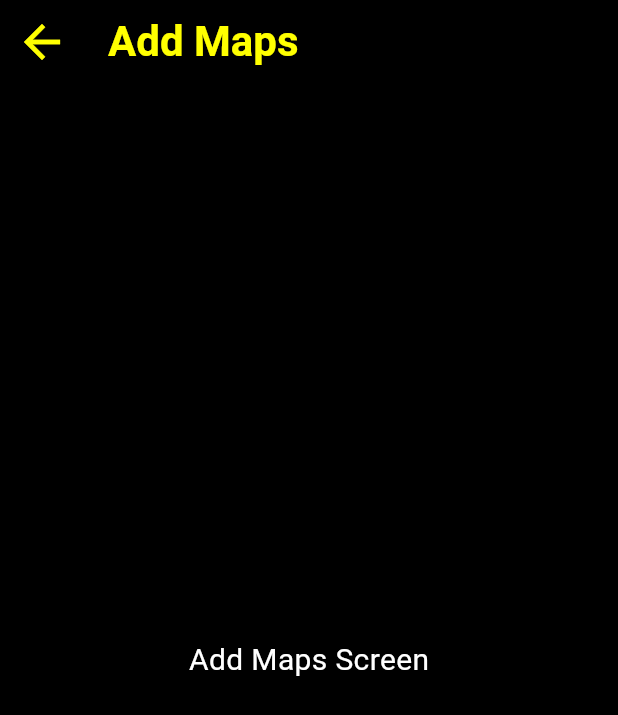
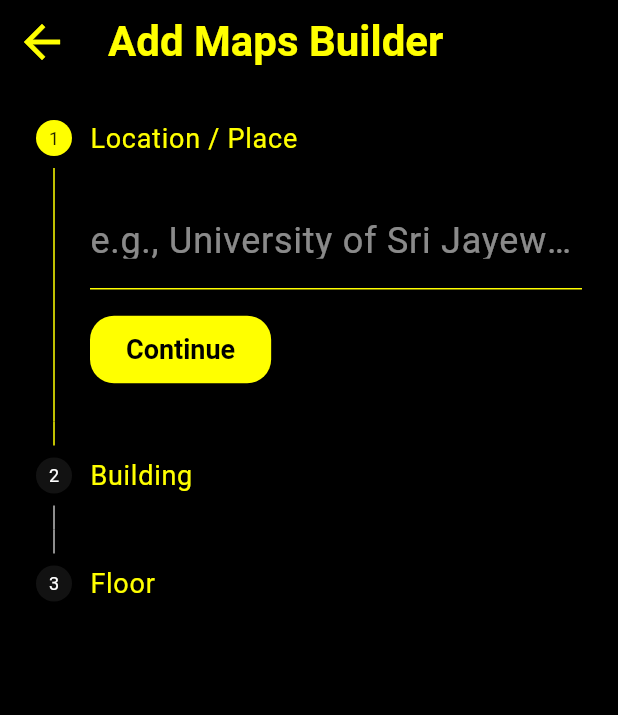
Before and after one commit to Kulith-Renuja/Navigation-system, a Flutter app: the AddMapsScreen screen opened directly, on a phone screen of 412 x 824 dp. Shown: the top 715 px of the screen. Run offline on Flutter 3.47's test engine with Material 3 defaults, Android fonts, the phone set to English and light mode, and no system bars; our stand-ins replace cloud_firestore, firebase_auth, firebase_core; accounts and stored records are empty.

Commit message:
Phase 3A  is complete! and tested: Build the Data Models (the "Brain" of the map) and the UI flow (Location -> Building -> Floor).

```diff
--- a/lib/screens/add_maps_screen.dart
+++ b/lib/screens/add_maps_screen.dart
@@ -1,17 +1,191 @@
 import 'package:flutter/material.dart';
 
-class AddMapsScreen extends StatelessWidget {
+class AddMapsScreen extends StatefulWidget {
   const AddMapsScreen({super.key});
 
   @override
+  State<AddMapsScreen> createState() => _AddMapsScreenState();
+}
+
+class _AddMapsScreenState extends State<AddMapsScreen> {
+  int _currentStep = 0;
+
+  final _locationController = TextEditingController();
+  final _buildingController = TextEditingController();
+  final _floorController = TextEditingController();
+
+  bool _isGraphBuilderActive = false;
+
+  @override
+  void dispose() {
+    _locationController.dispose();
+    _buildingController.dispose();
+    _floorController.dispose();
+    super.dispose();
+  }
+
+  void _startMapping() {
+    final location = _locationController.text.trim();
+    final building = _buildingController.text.trim();
+    final floor = _floorController.text.trim();
+
+    if (location.isNotEmpty && building.isNotEmpty && floor.isNotEmpty) {
+      debugPrint('--- Map Metadata ---');
+      debugPrint('Location: $location');
+      debugPrint('Building: $building');
+      debugPrint('Floor: $floor');
+      debugPrint('--------------------');
+
+      setState(() {
+        _isGraphBuilderActive = true;
+      });
+    } else {
+      ScaffoldMessenger.of(context).showSnackBar(
+        SnackBar(
+          content: const Text(
+            'Please fill out all fields.',
+            style: TextStyle(fontSize: 18, color: Colors.white),
+          ),
+          backgroundColor: Colors.red[800], // High-contrast red background
+        ),
+      );
+    }
+  }
+
+  @override
   Widget build(BuildContext context) {
+    // Avoid const on Scaffold if it has dynamic visual state updates
     return Scaffold(
-      appBar: AppBar(title: Semantics(header: true, child: Text('Add Maps'))),
-      body: Center(
-        child: Semantics(
-          label: 'This is the Add Maps screen placeholder',
-          child: const Text('Add Maps Screen'),
+      appBar: AppBar(
+        title: const Text('Add Maps Builder'),
+      ),
+      body: _isGraphBuilderActive ? _buildGraphPlaceholder() : _buildStepper(),
+    );
+  }
+
+  Widget _buildGraphPlaceholder() {
+    return const Center(
+      child: Column(
+        mainAxisAlignment: MainAxisAlignment.center,
+        children: [
+          Icon(Icons.map, size: 80, color: Colors.yellowAccent),
+          SizedBox(height: 20),
+          Text(
+            'Graph Builder UI goes here',
+            style: TextStyle(fontSize: 24, color: Colors.white),
+          ),
+        ],
+      ),
+    );
+  }
+
+  Widget _buildStepper() {
+    // Using simple Stepper inside Theme to match high-contrast overall look if necessary
+    // This UI is primarily for sighted volunteers
+    return Theme(
+      data: Theme.of(context).copyWith(
+        colorScheme: const ColorScheme.dark(
+          primary: Colors.yellowAccent,
+          secondary: Colors.yellowAccent,
+          onSurface: Colors.white,
         ),
+      ),
+      child: Stepper(
+        currentStep: _currentStep,
+        onStepContinue: () {
+          if (_currentStep < 2) {
+            setState(() {
+              _currentStep += 1;
+            });
+          } else {
+            _startMapping();
+          }
+        },
+        onStepCancel: () {
+          if (_currentStep > 0) {
+            setState(() {
+              _currentStep -= 1;
+            });
+          }
+        },
+        onStepTapped: (step) {
+          setState(() {
+            _currentStep = step;
+          });
+        },
+        steps: [
+          Step(
+            title: const Text('Location / Place', style: TextStyle(fontSize: 18, color: Colors.yellowAccent)),
+            content: TextField(
+              controller: _locationController,
+              decoration: const InputDecoration(
+                labelText: 'e.g., University of Sri Jayewardenepura',
+                labelStyle: TextStyle(color: Colors.white54),
+                enabledBorder: UnderlineInputBorder(borderSide: BorderSide(color: Colors.yellowAccent)),
+              ),
+              style: const TextStyle(color: Colors.white, fontSize: 18),
+            ),
+            isActive: _currentStep >= 0,
+            state: _currentStep > 0 ? StepState.complete : StepState.indexed,
+          ),
+          Step(
+            title: const Text('Building', style: TextStyle(fontSize: 18, color: Colors.yellowAccent)),
+            content: TextField(
+              controller: _buildingController,
+              decoration: const InputDecoration(
+                labelText: 'e.g., Faculty of Technology',
+                labelStyle: TextStyle(color: Colors.white54),
+                enabledBorder: UnderlineInputBorder(borderSide: BorderSide(color: Colors.yellowAccent)),
+              ),
+              style: const TextStyle(color: Colors.white, fontSize: 18),
+            ),
+            isActive: _currentStep >= 1,
+            state: _currentStep > 1 ? StepState.complete : StepState.indexed,
+          ),
+          Step(
+            title: const Text('Floor', style: TextStyle(fontSize: 18, color: Colors.yellowAccent)),
+            content: TextField(
+              controller: _floorController,
+              decoration: const InputDecoration(
+                labelText: 'e.g., Ground Floor',
+                labelStyle: TextStyle(color: Colors.white54),
+                enabledBorder: UnderlineInputBorder(borderSide: BorderSide(color: Colors.yellowAccent)),
+              ),
+              style: const TextStyle(color: Colors.white, fontSize: 18),
+            ),
+            isActive: _currentStep >= 2,
+            state: StepState.indexed,
+          ),
+        ],
+        controlsBuilder: (BuildContext context, ControlsDetails controls) {
+          final isLastStep = _currentStep == 2;
+          return Padding(
+            padding: const EdgeInsets.only(top: 16.0),
+            child: Row(
+              children: [
+                ElevatedButton(
+                  onPressed: controls.onStepContinue,
+                  style: ElevatedButton.styleFrom(
+                    padding: const EdgeInsets.symmetric(horizontal: 24, vertical: 12),
+                  ),
+                  child: Text(
+                    isLastStep ? 'Start Mapping' : 'Continue',
+                    style: const TextStyle(fontSize: 18),
+                  ),
+                ),
+                const SizedBox(width: 16),
+                if (_currentStep > 0)
+                  TextButton(
+                    onPressed: controls.onStepCancel,
+                    child: const Text(
+                      'Back',
+                      style: TextStyle(color: Colors.white, fontSize: 16),
+                    ),
+                  ),
+              ],
+            ),
+          );
+        },
       ),
     );
   }
```
Also changed, not shown: lib/models/indoor_graph.dart (added, +102 -0 lines).
